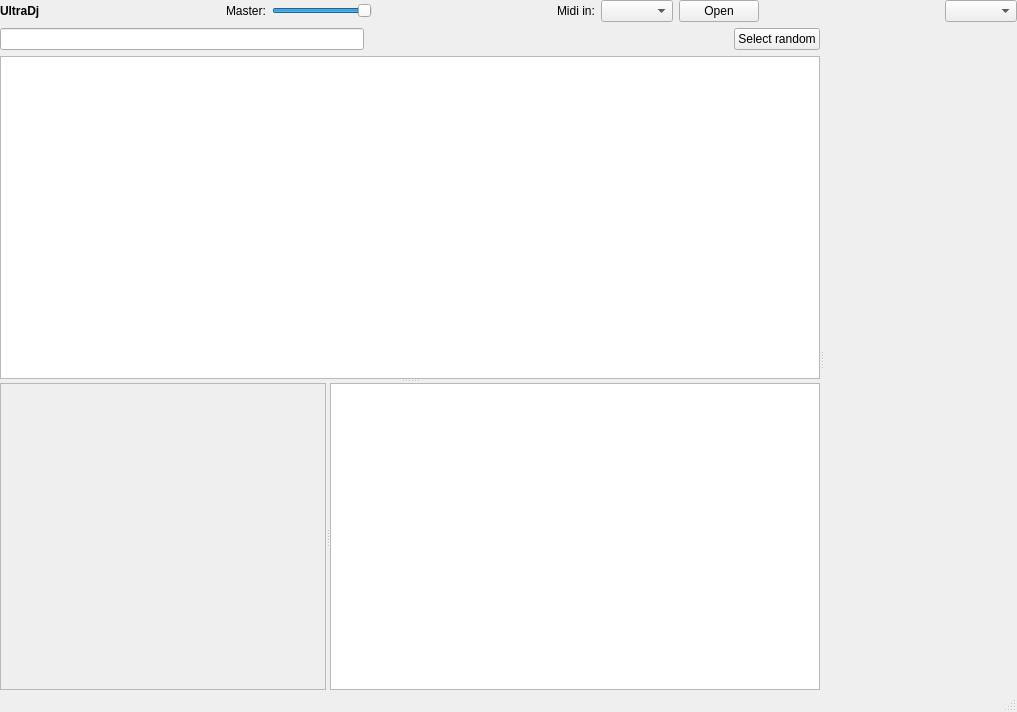
The window that mainwindow.ui (0xFEEDC0DE64/DrumMachine) describes before a commit, drawn with Qt 5.
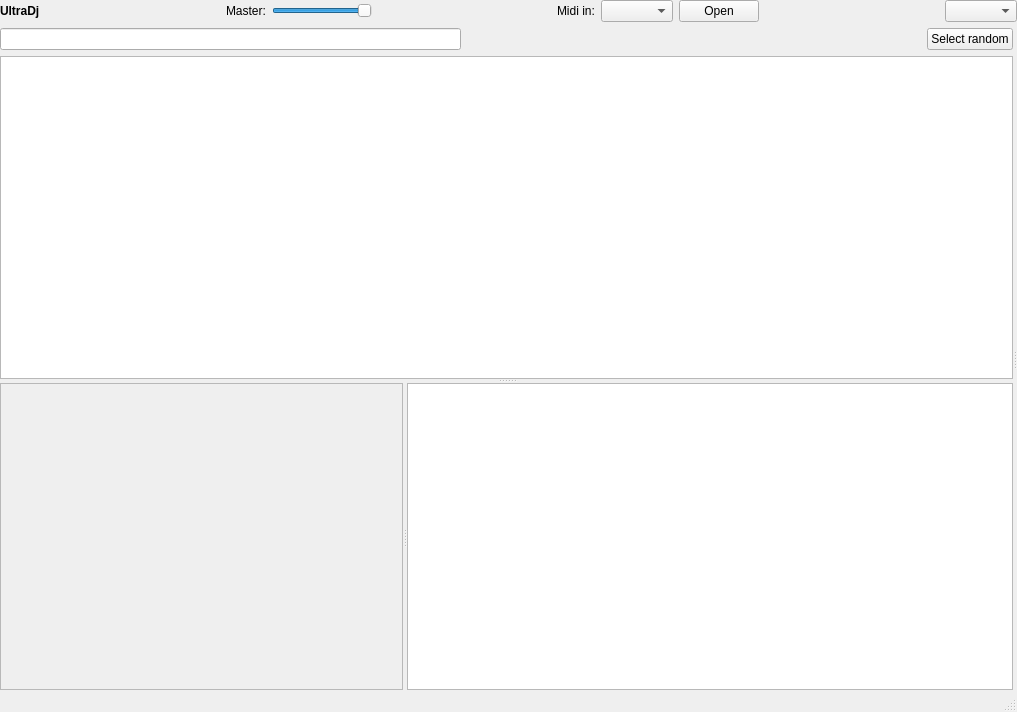
The same window after the commit. Custom widgets are drawn as their Qt base class.

Patch:
```diff
--- a/mainwindow.ui
+++ b/mainwindow.ui
@@ -192,7 +192,16 @@
         </widget>
        </widget>
       </widget>
-      <widget class="SamplesWidget" name="samplesWidget" native="true"/>
+      <widget class="QWidget" name="layoutWidget">
+       <layout class="QVBoxLayout" stretch="1,0">
+        <item>
+         <widget class="SequencerWidget" name="sequencerWidget" native="true"/>
+        </item>
+        <item>
+         <widget class="SamplesWidget" name="samplesWidget" native="true"/>
+        </item>
+       </layout>
+      </widget>
      </widget>
     </item>
    </layout>
@@ -222,6 +231,12 @@
    <header>presetdetailwidget.h</header>
    <container>1</container>
   </customwidget>
+  <customwidget>
+   <class>SequencerWidget</class>
+   <extends>QWidget</extends>
+   <header>sequencerwidget.h</header>
+   <container>1</container>
+  </customwidget>
  </customwidgets>
  <resources/>
  <connections/>
```
